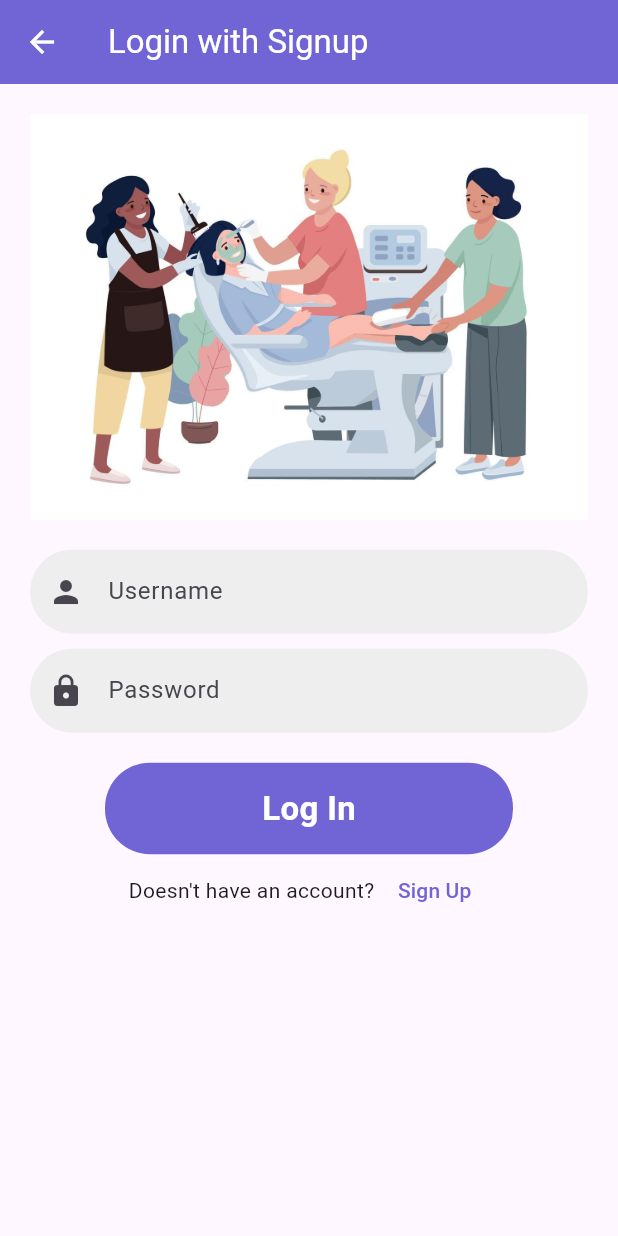
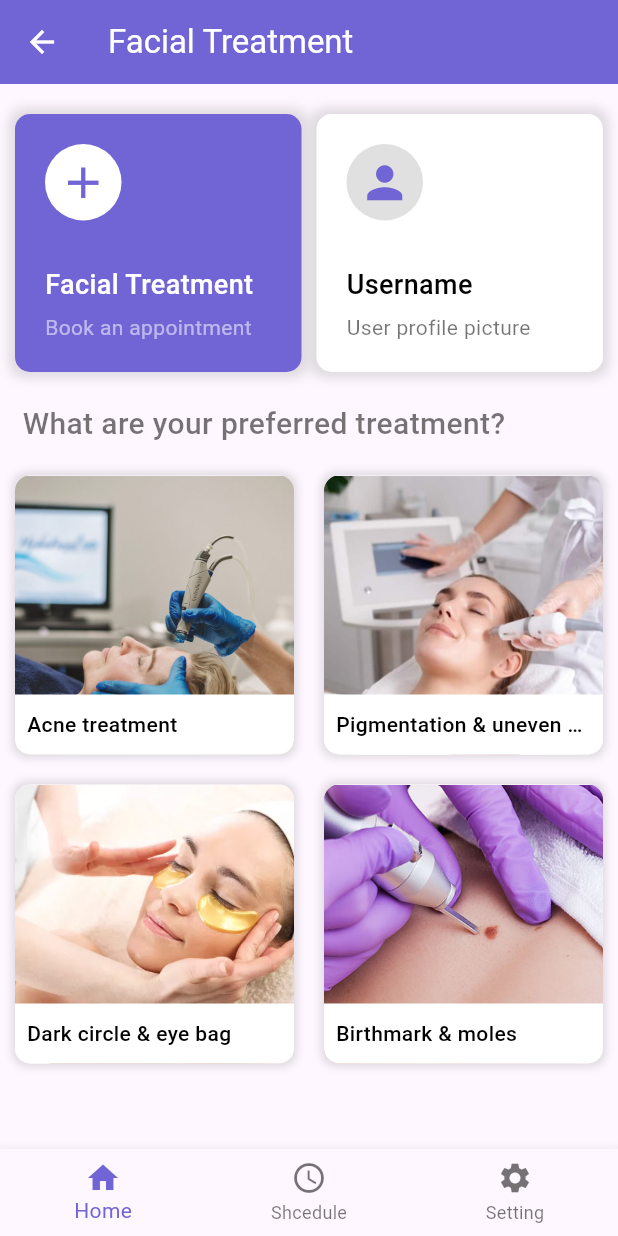
Before and after one commit to mahran01/ISB26603-Spa-App, a Flutter app: the LoginPage screen opened directly, after a tap on "Log In", on a phone screen of 412 x 824 dp. Run offline on Flutter 3.47's test engine with Material 3 defaults, Android fonts, the light colour scheme and no system bars; our stand-ins replace sqflite; accounts and stored records are empty.

Commit message:
add user home page

```diff
--- /dev/null
+++ b/lib/components/facial_decoration.dart
@@ -0,0 +1,81 @@
+import 'package:flutter/material.dart';
+
+class facial_Decoration extends StatelessWidget {
+  final void Function()? onTap;
+  final String text1;
+  final String text2;
+  final IconData icon;
+  final Color color_shceme;
+  final Color color_icon;
+  final Color color_text;
+  final Color color_text1;
+  final double width;
+
+  facial_Decoration({
+    super.key,
+    required this.onTap,
+    required this.text1,
+    required this.text2,
+    required this.icon,
+    required this.color_shceme,
+    required this.color_icon,
+    required this.color_text,
+    required this.color_text1,
+    required this.width,
+  });
+
+  @override
+  Widget build(BuildContext context) {
+    return InkWell(
+      onTap: onTap,
+      child: Container(
+        width: width,
+        padding: EdgeInsets.all(20),
+        decoration: BoxDecoration(
+          color: color_shceme,
+          borderRadius: BorderRadius.circular(10),
+          boxShadow: [
+            BoxShadow(
+              color: Colors.black12,
+              blurRadius: 6,
+              spreadRadius: 4,
+            ),
+          ],
+        ),
+        child: Column(
+          crossAxisAlignment: CrossAxisAlignment.start,
+          children: [
+            Container(
+              padding: EdgeInsets.all(8),
+              decoration: BoxDecoration(
+                color: color_icon,
+                shape: BoxShape.circle,
+              ),
+              child: Icon(
+                icon,
+                color: Theme.of(context).primaryColor,
+                size: 35,
+              ),
+            ),
+            SizedBox(height: 30),
+            Text(
+              text1,
+              style: TextStyle(
+                fontSize: 18,
+                color: color_text,
+                fontWeight: FontWeight.w500,
+              ),
+            ),
+            SizedBox(height: 5),
+            Text(
+              text2,
+              style: TextStyle(
+                color: color_text1,
+              ),
+            ),
+          ],
+        ),
+      ),
+    );
+  }
+}
--- /dev/null
+++ b/lib/components/treatment_detail.dart
@@ -0,0 +1,35 @@
+import 'package:flutter/material.dart';
+
+showAlertDialog(BuildContext context) {
+  // set up the buttons
+  Widget okButton = TextButton(
+    child: Text("OK"),
+    onPressed: () {
+      Navigator.of(context).pop();
+    },
+  );
+
+  // set up the AlertDialog
+  AlertDialog alert = AlertDialog(
+    title: Text("Treatment Detail"),
+    content: Stack(
+      children: [
+        Container(
+          height: 600,
+          width: 100,
+          color: Colors.black,
+          child: Text('fdg'),
+        ),
+      ],
+    ),
+    actions: [okButton],
+  );
+
+  // show the dialog
+  showDialog(
+    context: context,
+    builder: (BuildContext context) {
+      return alert;
+    },
+  );
+}
--- /dev/null
+++ b/lib/data_repository/assign_value.dart
@@ -0,0 +1,34 @@
+import 'package:spa_app/models/treatment.dart';
+
+class AssignValue {
+  static final List<Treatment> treatment = [
+    Treatment(
+      name: "Acne treatment",
+      imageUrl: "images/acne.jpg",
+      price: "RM 100",
+      description:
+          "We understand that Acne can be sensitive, so we offer a variety of treatments to suit your individual needs and skin type.",
+    ),
+    Treatment(
+      name: "Pigmentation & uneven skin tone treatment",
+      imageUrl: "images/pigmentation.jpg",
+      price: "RM 250",
+      description:
+          "We understand that Pigmentation & uneven skin tone treatment can be sensitive, so we offer a variety of treatments to suit your individual needs and skin type.",
+    ),
+    Treatment(
+      name: "Dark circle & eye bag",
+      imageUrl: "images/eyebag.webp",
+      price: "RM 100",
+      description:
+          "We understand that Dark circle & eye bag can be sensitive, so we offer a variety of treatments to suit your individual needs and skin type.",
+    ),
+    Treatment(
+      name: "Birthmark & moles",
+      imageUrl: "images/moles.jpg",
+      price: "RM 100",
+      description:
+          "We understand that Birthmark & moles can be sensitive, so we offer a variety of treatments to suit your individual needs and skin type.",
+    ),
+  ];
+}
--- /dev/null
+++ b/lib/models/treatment.dart
@@ -0,0 +1,13 @@
+class Treatment {
+  String name;
+  String imageUrl;
+  String price;
+  String description;
+
+  Treatment({
+    required this.name,
+    required this.imageUrl,
+    required this.price,
+    required this.description,
+  });
+}
--- /dev/null
+++ b/lib/views/bottom_navigation.dart
@@ -0,0 +1,52 @@
+import 'package:flutter/material.dart';
+import 'package:spa_app/models/treatment.dart';
+import 'package:spa_app/views/home.dart';
+
+class BottomNavigation extends StatefulWidget {
+  const BottomNavigation({super.key});
+
+  @override
+  State<BottomNavigation> createState() => _BottomNavigationState();
+}
+
+class _BottomNavigationState extends State<BottomNavigation> {
+  int _selectedIndex = 0;
+  // 8
+  static List<Widget> pages = <Widget>[
+    Home(),
+  ];
+
+  // 9
+  void _onItemTapped(int index) {
+    setState(() {
+      _selectedIndex = index;
+    });
+  }
+
+  @override
+  Widget build(BuildContext context) {
+    return Scaffold(
+      appBar: AppBar(
+        title: Text('Facial Treatment'),
+      ),
+      body: pages[_selectedIndex],
+      // 4
+      bottomNavigationBar: BottomNavigationBar(
+        // 5
+        selectedItemColor: Theme.of(context).textSelectionTheme.selectionColor,
+        // 10
+        currentIndex: _selectedIndex,
+        // 11
+        onTap: _onItemTapped,
+        // ignore: prefer_const_literals_to_create_immutables
+        items: <BottomNavigationBarItem>[
+          const BottomNavigationBarItem(icon: Icon(Icons.home), label: 'Home'),
+          const BottomNavigationBarItem(
+              icon: Icon(Icons.schedule), label: 'Shcedule'),
+          const BottomNavigationBarItem(
+              icon: Icon(Icons.settings), label: 'Setting'),
+        ],
+      ),
+    );
+  }
+}
--- /dev/null
+++ b/lib/views/home.dart
@@ -0,0 +1,134 @@
+import 'package:flutter/material.dart';
+import 'package:spa_app/components/facial_decoration.dart';
+import 'package:spa_app/components/treatment_detail.dart';
+import 'package:spa_app/data_repository/assign_value.dart';
+import 'package:spa_app/models/treatment.dart';
+import 'package:spa_app/views/login_page.dart';
+
+class Home extends StatelessWidget {
+  final List<Treatment> treat = AssignValue.treatment;
+  Home({super.key});
+
+  @override
+  Widget build(BuildContext context) {
+    final double maxWidth = MediaQuery.of(context).size.width;
+    return Scaffold(
+      body: SingleChildScrollView(
+        child: Padding(
+          padding: const EdgeInsets.only(top: 20),
+          child: Column(
+            crossAxisAlignment: CrossAxisAlignment.start,
+            children: [
+              Row(
+                mainAxisAlignment: MainAxisAlignment.spaceEvenly,
+                children: [
+                  facial_Decoration(
+                    onTap: () {
+                      Navigator.push(context,
+                          MaterialPageRoute(builder: (context) => LoginPage()));
+                    },
+                    text1: "Facial Treatment",
+                    text2: "Book an appointment",
+                    icon: Icons.add,
+                    color_shceme: Theme.of(context).primaryColor,
+                    color_icon: Colors.white,
+                    color_text: Colors.white,
+                    color_text1: Colors.white54,
+                    width: maxWidth / 2 - 15,
+                  ),
+                  facial_Decoration(
+                    onTap: () {},
+                    text1: "Username",
+                    text2: "User profile picture",
+                    icon: Icons.person,
+                    color_shceme: Colors.white,
+                    color_icon: Colors.black12,
+                    color_text: Colors.black,
+                    color_text1: Colors.black54,
+                    width: maxWidth / 2 - 15,
+                  ),
+                ],
+              ),
+              const SizedBox(height: 20),
+              Padding(
+                padding: const EdgeInsets.symmetric(horizontal: 15),
+                child: Text(
+                  "What are your preferred treatment?",
+                  style: TextStyle(
+                    fontSize: 20,
+                    fontWeight: FontWeight.w500,
+                    color: Colors.black54,
+                  ),
+                ),
+              ),
+              const SizedBox(height: 10),
+              GridView.builder(
+                gridDelegate: SliverGridDelegateWithFixedCrossAxisCount(
+                  crossAxisCount: 2,
+                ),
+                itemCount: AssignValue.treatment.length,
+                shrinkWrap: true,
+                physics: NeverScrollableScrollPhysics(),
+                itemBuilder: (BuildContext context, int index) {
+                  return InkWell(
+                    onTap: () {
+                      showAlertDialog(context);
+                    },
+                    child: Container(
+                      margin: EdgeInsets.all(10),
+                      decoration: BoxDecoration(
+                        color: Colors.white,
+                        borderRadius: BorderRadius.circular(10),
+                        boxShadow: [
+                          BoxShadow(
+                            color: Colors.black12,
+                            blurRadius: 4,
+                            spreadRadius: 2,
+                          ),
+                        ],
+                        image: DecorationImage(
+                            image: AssetImage(treat[index].imageUrl),
+                            fit: BoxFit.cover),
+                      ),
+                      child: Column(
+                        mainAxisAlignment: MainAxisAlignment.end,
+                        children: [
+                          Container(
+                            width: double.infinity,
+                            padding: EdgeInsets.symmetric(
+                                vertical: 10, horizontal: 8),
+                            decoration: BoxDecoration(
+                              borderRadius: BorderRadius.only(
+                                  bottomLeft: Radius.circular(10),
+                                  bottomRight: Radius.circular(10)),
+                              color: Colors.white,
+                            ),
+                            child: Text(
+                              treat[index].name,
+                              overflow: TextOverflow.ellipsis,
+                              style: TextStyle(
+                                fontSize: 14,
+                                fontWeight: FontWeight.w500,
+                                color: Colors.black,
+                              ),
+                            ),
+                          ),
+                          // Text(
+                          //   treatment.price,
+                          //   style: TextStyle(
+                          //     color: Colors.black45,
+                          //   ),
+                          // ),
+                        ],
+                      ),
+                    ),
+                  );
+                },
+              ),
+            ],
+          ),
+        ),
+      ),
+    );
+  }
+}
--- a/lib/views/login_page.dart
+++ b/lib/views/login_page.dart
@@ -1,6 +1,7 @@
 import 'package:flutter/material.dart';
 import 'package:spa_app/components/get_textformfield.dart';
 import 'package:spa_app/components/spa_long_button.dart';
+import 'package:spa_app/views/bottom_navigation.dart';
 import 'package:spa_app/views/signup_page.dart';
 
 class LoginPage extends StatefulWidget {
@@ -47,7 +48,14 @@ class _LoginPageState extends State<LoginPage> {
                 SizedBox(height: 20.0),
                 Padding(
                   padding: EdgeInsets.symmetric(horizontal: 50),
-                  child: SpaLongButton(onTap: () {}, text: "Log In"),
+                  child: SpaLongButton(
+                      onTap: () {
+                        Navigator.push(
+                            context,
+                            MaterialPageRoute(
+                                builder: (context) => BottomNavigation()));
+                      },
+                      text: "Log In"),
                 ),
                 Container(
                   child: Row(
```
Also changed, not shown: images/acne.jpg (added), images/eyebag.webp (added), images/moles.jpg (added), images/pigmentation.jpg (added).
